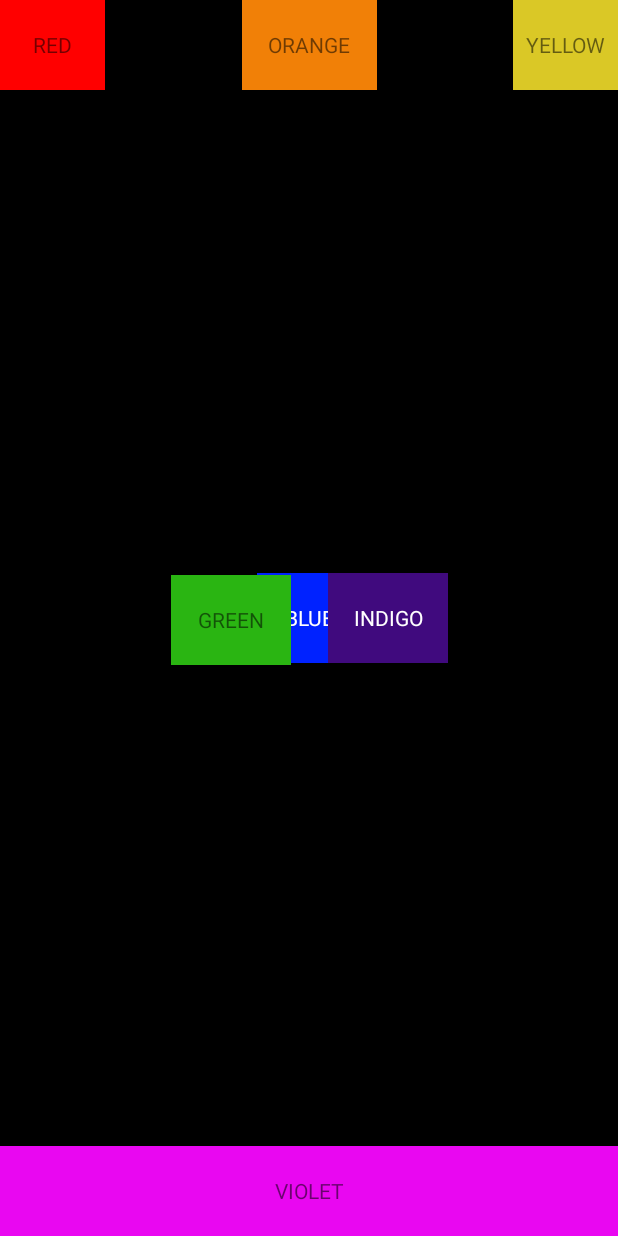
After one commit to Rocky361/android.25.04.2023, an Android app: the layout uebungxml3_constraint.xml on its own in the app's theme, with its tools: preview values and no code run, on a phone screen of 412 x 824 dp. The commit adds this screen. Run offline under Robolectric (Android 15) with nearby library versions, the phone set to English and light mode, and no system bars.

Commit message:
initial commit

```diff
--- /dev/null
+++ b/app/src/main/res/layout/uebungxml3_constraint.xml
@@ -0,0 +1,119 @@
+<?xml version="1.0" encoding="utf-8"?>
+<androidx.constraintlayout.widget.ConstraintLayout xmlns:android="http://schemas.android.com/apk/res/android"
+    xmlns:app="http://schemas.android.com/apk/res-auto"
+    xmlns:tools="http://schemas.android.com/tools"
+    android:layout_width="match_parent"
+    android:layout_height="match_parent"
+    android:background="@color/black"
+    android:orientation="vertical">
+
+    <TextView
+        android:id="@+id/textred"
+        android:layout_width="70dp"
+        android:layout_height="60dp"
+        android:layout_alignParentStart="true"
+        android:layout_alignParentTop="true"
+        android:background="@color/red"
+        android:gravity="center"
+        android:text="@string/red"
+        app:layout_constraintStart_toStartOf="parent"
+        app:layout_constraintTop_toTopOf="parent" />
+
+    <TextView
+        android:id="@+id/textorange"
+        android:layout_width="90dp"
+        android:layout_height="60dp"
+        android:layout_alignParentTop="true"
+        android:layout_centerHorizontal="true"
+        android:background="@color/orange"
+        android:gravity="center"
+        android:text="@string/orange"
+        app:layout_constraintEnd_toStartOf="@+id/textyellow"
+        app:layout_constraintStart_toEndOf="@+id/textred"
+        app:layout_constraintTop_toTopOf="parent" />
+
+    <TextView
+        android:id="@+id/textyellow"
+        android:layout_width="70dp"
+        android:layout_height="60dp"
+        android:layout_alignParentTop="true"
+        android:layout_alignParentEnd="true"
+        android:background="@color/yellow"
+        android:gravity="center"
+        android:text="@string/yellow"
+        app:layout_constraintEnd_toEndOf="parent"
+        app:layout_constraintTop_toTopOf="parent" />
+
+    <TextView
+        android:id="@+id/textblue"
+        android:layout_width="70dp"
+        android:layout_height="60dp"
+        android:background="@color/blue"
+        android:gravity="center"
+        android:text="@string/blue"
+        android:textColor="@color/white"
+        app:layout_constraintBottom_toTopOf="@+id/textviolet"
+        app:layout_constraintEnd_toEndOf="parent"
+        app:layout_constraintStart_toStartOf="parent"
+        app:layout_constraintTop_toBottomOf="@+id/textorange" />
+
+    <TextView
+        android:id="@+id/textgreen"
+        android:layout_width="80dp"
+        android:layout_height="60dp"
+        android:layout_centerInParent="true"
+        android:layout_toStartOf="@+id/textblue"
+        android:background="@color/green"
+        android:gravity="center"
+        android:text="@string/green"
+        app:layout_constraintBottom_toTopOf="@+id/textviolet"
+        app:layout_constraintEnd_toStartOf="@+id/textblue"
+        app:layout_constraintStart_toStartOf="@+id/guideline5"
+        app:layout_constraintTop_toBottomOf="@+id/textred"
+        app:layout_constraintVertical_bias="0.502" />
+
+    <TextView
+        android:id="@+id/textindigo"
+        android:layout_width="80dp"
+        android:layout_height="60dp"
+        android:layout_centerInParent="true"
+        android:layout_toEndOf="@id/textblue"
+        android:background="@color/indigo"
+        android:gravity="center"
+        android:text="@string/indigo"
+        android:textColor="@color/white"
+        app:layout_constraintBottom_toTopOf="@+id/textviolet"
+
+        app:layout_constraintEnd_toStartOf="@+id/guideline6"
+        app:layout_constraintStart_toEndOf="@+id/textblue"
+        app:layout_constraintTop_toBottomOf="@+id/textyellow" />
+
+    <TextView
+        android:id="@+id/textviolet"
+        android:layout_width="match_parent"
+        android:layout_height="60dp"
+        android:layout_alignParentBottom="true"
+        android:layout_centerHorizontal="true"
+        android:background="@color/violet"
+        android:gravity="center"
+        android:text="@string/violet"
+        app:layout_constraintBottom_toBottomOf="parent"
+        app:layout_constraintEnd_toEndOf="parent"
+        app:layout_constraintStart_toStartOf="parent" />
+
+    <androidx.constraintlayout.widget.Guideline
+        android:id="@+id/guideline5"
+        android:layout_width="wrap_content"
+        android:layout_height="wrap_content"
+        android:orientation="vertical"
+        app:layout_constraintGuide_percent="0.33" />
+
+    <androidx.constraintlayout.widget.Guideline
+        android:id="@+id/guideline6"
+        android:layout_width="wrap_content"
+        android:layout_height="wrap_content"
+        android:orientation="vertical"
+        app:layout_constraintGuide_percent="0.67" />
+
+
+</androidx.constraintlayout.widget.ConstraintLayout>
--- a/app/src/main/res/values-night/strings.xml
+++ b/app/src/main/res/values-night/strings.xml
@@ -19,4 +19,5 @@
     <string name="_4">4</string>
     <string name="_3">3</string>
     <string name="_1">1</string>
+    <string name="esc">esc</string>
 </resources>
--- a/app/src/main/res/values/strings.xml
+++ b/app/src/main/res/values/strings.xml
@@ -25,4 +25,5 @@
     <string name="_4">4</string>
     <string name="_3">3</string>
     <string name="_1">1</string>
+    <string name="esc">esc</string>
 </resources>
```
Also changed, not shown: app/src/main/res/layout/activity_main_constraint.xml (added, +88 -0 lines), app/src/main/res/layout/uebungxml1_constraint.xml (added, +114 -0 lines).
